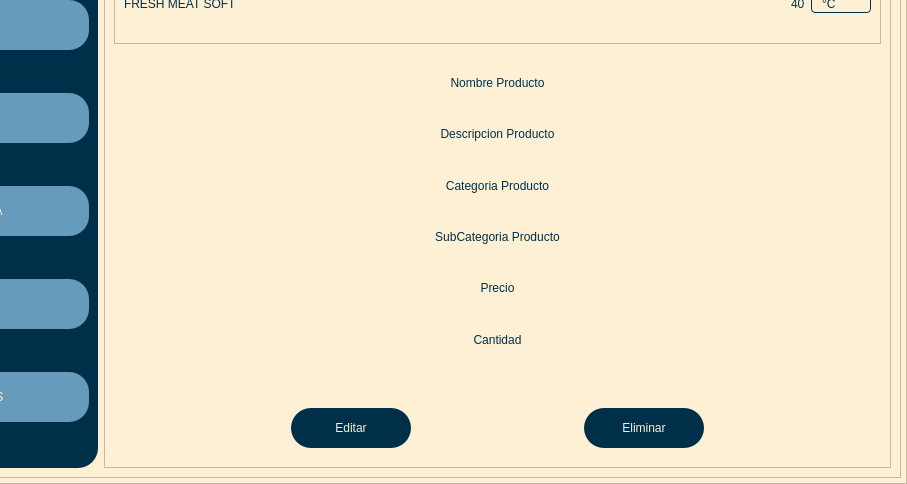
First picture: the form in carniceria.ui, repository CarlosEOrt/freshMeatSoft, before the edit; both pictures show x 218 to 1125 and y 134 to 618 of the 1125 by 618 pixel window.
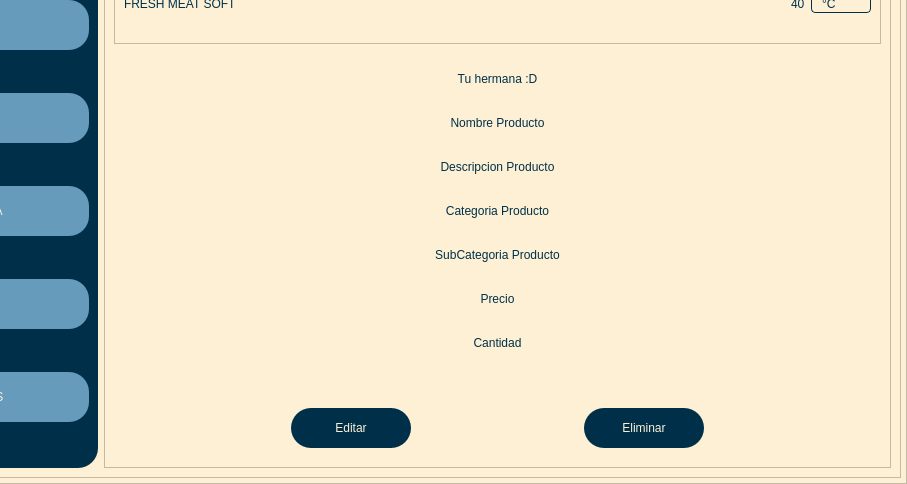
Second picture: the form after the edit. The open tabs and pages were chosen to show the change. Icons and pictures are not drawn.

Patch:
```diff
--- a/carniceria.ui
+++ b/carniceria.ui
@@ -1674,6 +1674,16 @@
                   </widget>
                   <widget class="QWidget" name="page_mostrar_seleccion">
                    <layout class="QVBoxLayout" name="verticalLayout_12">
+                    <item>
+                     <widget class="QLabel" name="lbl_id">
+                      <property name="text">
+                       <string>Tu hermana :D</string>
+                      </property>
+                      <property name="alignment">
+                       <set>Qt::AlignCenter</set>
+                      </property>
+                     </widget>
+                    </item>
                     <item>
                      <widget class="QLabel" name="lbl_nombre">
                       <property name="text">
```
Left out of the diff: 59 changed lines with no effect on the pictures.
